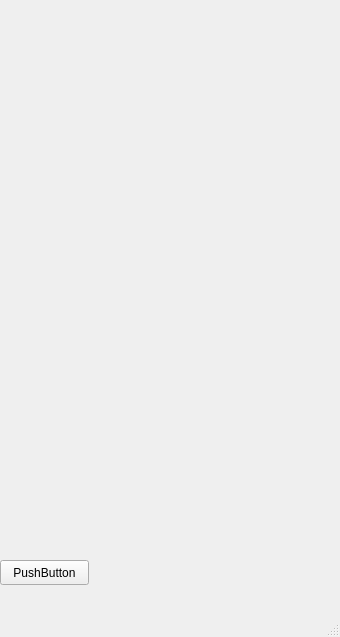
Qt form mainwindow.ui (jsjsjs000/imx8mp_qt_ar0521_isp_tool) before a commit.
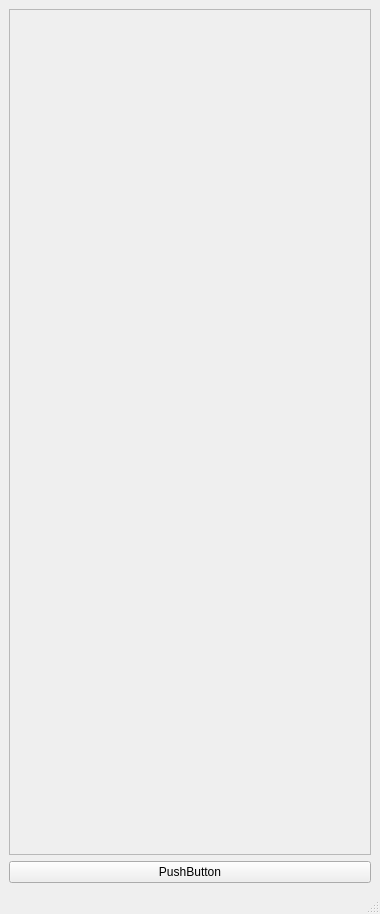
The same form after that commit.

```diff
--- a/mainwindow.ui
+++ b/mainwindow.ui
@@ -6,42 +6,64 @@
    <rect>
     <x>0</x>
     <y>0</y>
-    <width>340</width>
-    <height>637</height>
+    <width>380</width>
+    <height>914</height>
    </rect>
   </property>
   <property name="windowTitle">
    <string>MainWindow</string>
   </property>
   <widget class="QWidget" name="centralwidget">
+   <layout class="QGridLayout" name="gridLayout_2">
+    <item row="2" column="0">
    <widget class="QPushButton" name="pushButton">
-    <property name="geometry">
-     <rect>
-      <x>0</x>
-      <y>560</y>
-      <width>89</width>
-      <height>25</height>
-     </rect>
-    </property>
     <property name="text">
      <string>PushButton</string>
     </property>
    </widget>
-   <widget class="QWidget" name="verticalLayoutWidget">
+    </item>
+    <item row="1" column="0">
+     <widget class="QScrollArea" name="scrollArea">
+      <property name="widgetResizable">
+       <bool>true</bool>
+      </property>
+      <widget class="QWidget" name="scrollAreaWidgetContents">
     <property name="geometry">
      <rect>
       <x>0</x>
       <y>0</y>
-      <width>341</width>
-      <height>551</height>
-     </rect>
-    </property>
+         <width>360</width>
+         <height>819</height>
+        </rect>
+       </property>
+       <layout class="QGridLayout" name="gridLayout">
+        <property name="leftMargin">
+         <number>0</number>
+        </property>
+        <property name="topMargin">
+         <number>0</number>
+        </property>
+        <property name="rightMargin">
+         <number>0</number>
+        </property>
+        <property name="bottomMargin">
+         <number>0</number>
+        </property>
+        <property name="spacing">
+         <number>0</number>
+        </property>
+        <item row="0" column="0">
     <layout class="QVBoxLayout" name="verticalLayout">
-     <property name="sizeConstraint">
-      <enum>QLayout::SetDefaultConstraint</enum>
-     </property>
-    </layout>
-   </widget>
+          <property name="spacing">
+           <number>0</number>
+          </property>
+         </layout>
+        </item>
+       </layout>
+      </widget>
+     </widget>
+    </item>
+   </layout>
   </widget>
   <widget class="QMenuBar" name="menubar">
    <property name="geometry">
```
Left out of the diff: 2 changed lines with no effect on the pictures. Lines whose indentation alone changed are shown as unchanged.
